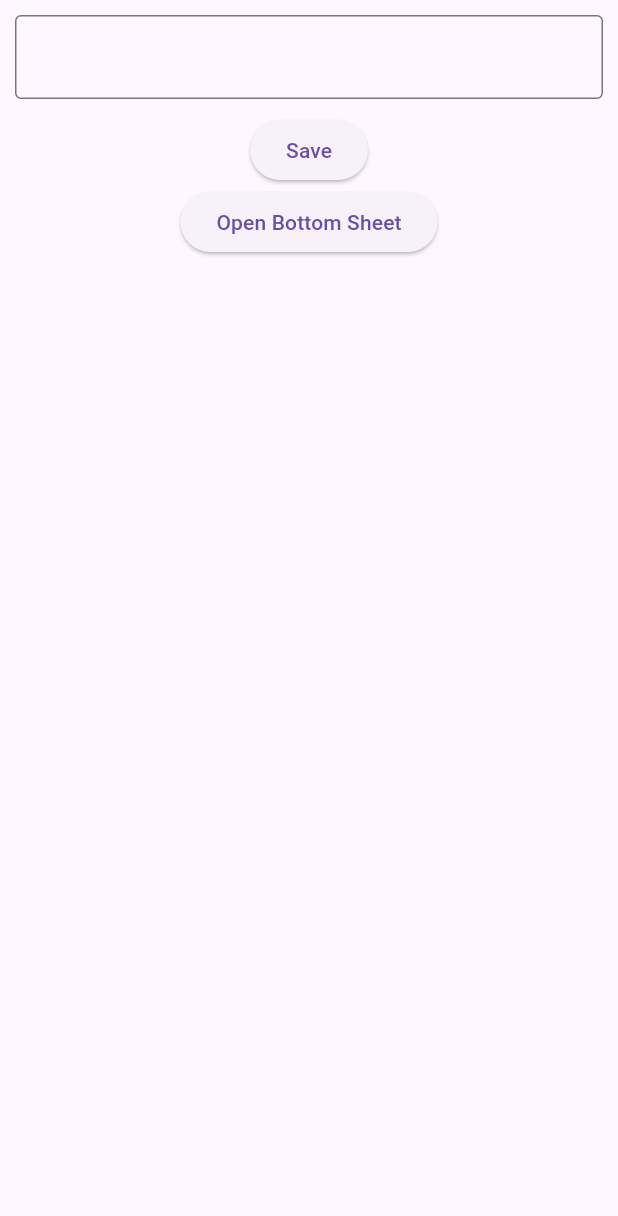
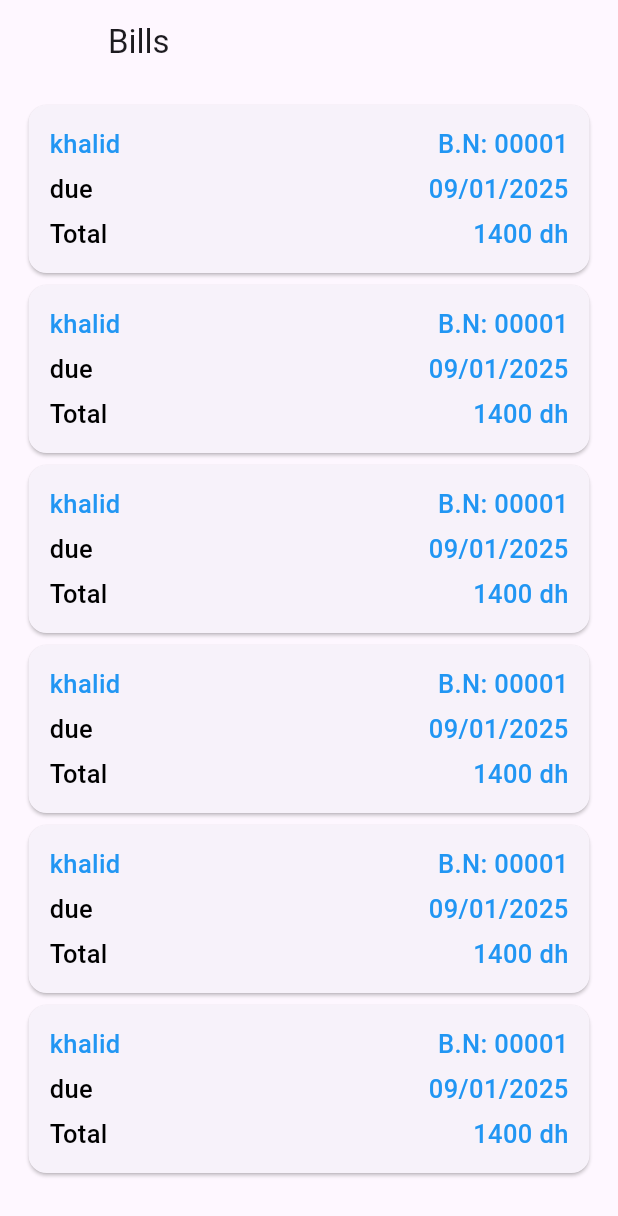
Before and after one commit to flowSar/easy_bill_flutter, a Flutter app: the BillsScreen screen opened directly, on a phone screen of 412 x 824 dp. Shown: the top 1216 px of the screen. Run offline on Flutter 3.47's test engine with Material 3 defaults, Android fonts, the phone set to English and light mode, and no system bars; our stand-ins replace firebase_auth, firebase_core, firebase_database, font_awesome_flutter, go_router; missing offline and left inert: simple_barcode_scanner; accounts and stored records are empty.

Commit message:
implement pushing loading bills from database, implement billcard

```diff
--- /dev/null
+++ b/lib/components/bill_card.dart
@@ -0,0 +1,78 @@
+import 'package:flutter/material.dart';
+
+final kBillCardText = TextStyle(
+  fontSize: 17,
+  fontWeight: FontWeight.w500,
+  color: Colors.blue,
+);
+
+class BillCard extends StatelessWidget {
+  final String client;
+  final String date;
+  final String billNumber;
+  final String total;
+
+  const BillCard({
+    super.key,
+    required this.client,
+    required this.date,
+    required this.billNumber,
+    required this.total,
+  });
+
+  @override
+  Widget build(BuildContext context) {
+    return Card(
+      child: Padding(
+        padding: EdgeInsets.symmetric(vertical: 14, horizontal: 14),
+        child: SizedBox(
+          width: MediaQuery.of(context).size.width,
+          child: Column(
+            spacing: 6,
+            children: [
+              Row(
+                mainAxisAlignment: MainAxisAlignment.spaceBetween,
+                children: [
+                  Text(
+                    client,
+                    style: kBillCardText,
+                  ),
+                  Text(
+                    'B.N: 0000$billNumber',
+                    style: kBillCardText,
+                  ),
+                ],
+              ),
+              Row(
+                mainAxisAlignment: MainAxisAlignment.spaceBetween,
+                children: [
+                  Text(
+                    'due',
+                    style: kBillCardText.copyWith(color: Colors.black),
+                  ),
+                  Text(
+                    date,
+                    style: kBillCardText,
+                  ),
+                ],
+              ),
+              Row(
+                mainAxisAlignment: MainAxisAlignment.spaceBetween,
+                children: [
+                  Text(
+                    'Total',
+                    style: kBillCardText.copyWith(color: Colors.black),
+                  ),
+                  Text(
+                    '$total dh',
+                    style: kBillCardText,
+                  ),
+                ],
+              ),
+            ],
+          ),
+        ),
+      ),
+    );
+  }
+}
--- a/lib/data/bill_row.dart
+++ b/lib/data/bill_row.dart
@@ -1,12 +1,12 @@
 import 'package:easy_bill_flutter/screens/bills/bills_screen.dart';
 
 class BillRow {
-  String _id;
-  String _name;
-  String _quantity;
-  String _price;
-  String _tax;
-  String _total;
+  final String _id;
+  final String _name;
+  final String _quantity;
+  final String _price;
+  final String _tax;
+  final String _total;
 
   BillRow(
       {required id,
@@ -23,6 +23,8 @@ class BillRow {
         _total = total;
 
   String get name => _name;
+
+  String get id => _id;
 
   String get quantity => _quantity;
 
@@ -44,16 +46,23 @@ class BillRow {
 }
 
 class Bill {
-  String _id;
-  String _clientName;
-  String _billDate;
-  List<BillsScreen> _items;
+  final String _id;
+  final String _clientName;
+  final String _billDate;
+  final String _total;
+  final List<Map<String, dynamic>> _items;
 
-  Bill({required id, required clientName, required billDate, required items})
+  Bill(
+      {required id,
+      required clientName,
+      required billDate,
+      required items,
+      required total})
       : _id = id,
         _clientName = clientName,
         _billDate = billDate,
-        _items = items;
+        _items = items,
+        _total = total;
 
   String get clientName => _clientName;
 
@@ -61,13 +70,16 @@ class Bill {
 
   String get billDate => _billDate;
 
-  List<BillsScreen> get items => _items;
+  String get total => _total;
+
+  List<Map<String, dynamic>> get items => _items;
 
   Map<String, dynamic> toDic() {
     return {
       'id': _id,
       'clientName': _clientName,
       'billDate': _billDate,
+      'total': _total,
       'items': _items,
     };
   }
--- a/lib/screens/bills/bills_screen.dart
+++ b/lib/screens/bills/bills_screen.dart
@@ -1,3 +1,4 @@
+import 'package:easy_bill_flutter/components/bill_card.dart';
 import 'package:easy_bill_flutter/components/custom_circular_progress.dart';
 import 'package:easy_bill_flutter/components/custom_modal_Bottom_sheet.dart';
 import 'package:easy_bill_flutter/components/custom_popup_menu_button.dart';
@@ -20,6 +21,7 @@ class BillsScreen extends StatefulWidget {
 
 class _BillsScreenState extends State<BillsScreen> {
   late TextEditingController _userName;
+  bool loading = false;
 
   @override
   void initState() {
@@ -36,56 +38,38 @@ class _BillsScreenState extends State<BillsScreen> {
   @override
   Widget build(BuildContext context) {
     return SafeArea(
-      child: Scaffold(
-          body: Column(
-        children: [
-          Form(
-            key: _formKey,
-            child: Padding(
-              padding: EdgeInsets.all(10),
-              child: TextFormField(
-                controller: _userName,
-                decoration: InputDecoration(
-                  border: OutlineInputBorder(),
-                ),
-                validator: (name) => name!.length < 3 ? 'Please ' : null,
-              ),
-            ),
-          ),
-          ElevatedButton(
-            onPressed: () async {
-              await context.read<DataProvider>().loadClientsData();
-              print(context.read<DataProvider>().clients[0].fullName);
-              // List<Item> items = context.read<DataProvider>().items;
-              // for (var item in items) {
-              //   print(item.name);
-              // }
-              // _formKey.currentState!.validate();
-              // FireBaseManager firebaseManager = FireBaseManager();
-              // DataSnapshot result = await firebaseManager.loadItemsData();
-              // Map<Object?, Object?> data =
-              //     result.value as Map<Object?, Object?>;
-              // for (var row in data.entries) {
-              //   Map<Object?, Object?> user = row.value as Map<Object?, Object?>;
-              //   print(user);
-              // }
-              //
-              // print('result end');
+        child: Scaffold(
+      appBar: AppBar(
+        title: Text(
+          'Bills',
+          textAlign: TextAlign.center,
+        ),
+        leading: Icon(null),
+      ),
+      body: Consumer<DataProvider>(builder: (context, dataProvider, child) {
+        if (loading) {
+          return Center(
+            child: CustomCircularProgress(),
+          );
+        } else {
+          return ListView.builder(
+            itemCount: 6,
+            padding: EdgeInsets.symmetric(vertical: 10, horizontal: 15),
+            itemBuilder: (context, index) {
+              return GestureDetector(
+                onTap: () {
+                  print('select bill');
+                },
+                child: BillCard(
+                    client: 'khalid',
+                    date: '09/01/2025',
+                    billNumber: '1',
+                    total: '1400'),
+              );
             },
-            child: Text('Save'),
-          ),
-          ElevatedButton(
-            onPressed: () {
-              showModalBottomSheet(
-                  context: context,
-                  builder: (BuildContext context) {
-                    return CustomModalBottomSheet();
-                  });
-            },
-            child: Text('Open Bottom Sheet'),
-          ),
-        ],
-      )),
-    );
+          );
+        }
+      }),
+    ));
   }
 }
```
Also changed, not shown: lib/providers/data_provider.dart (+63 -0 lines), lib/screens/bills/new_bill_screen.dart (+45 -11 lines).
